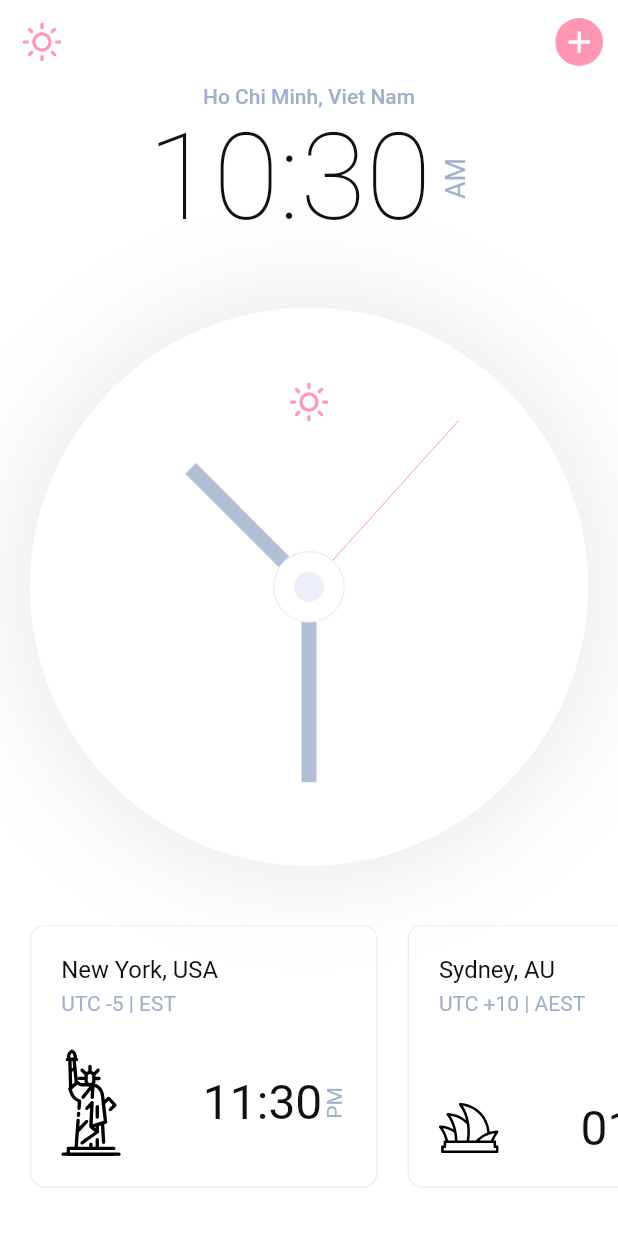
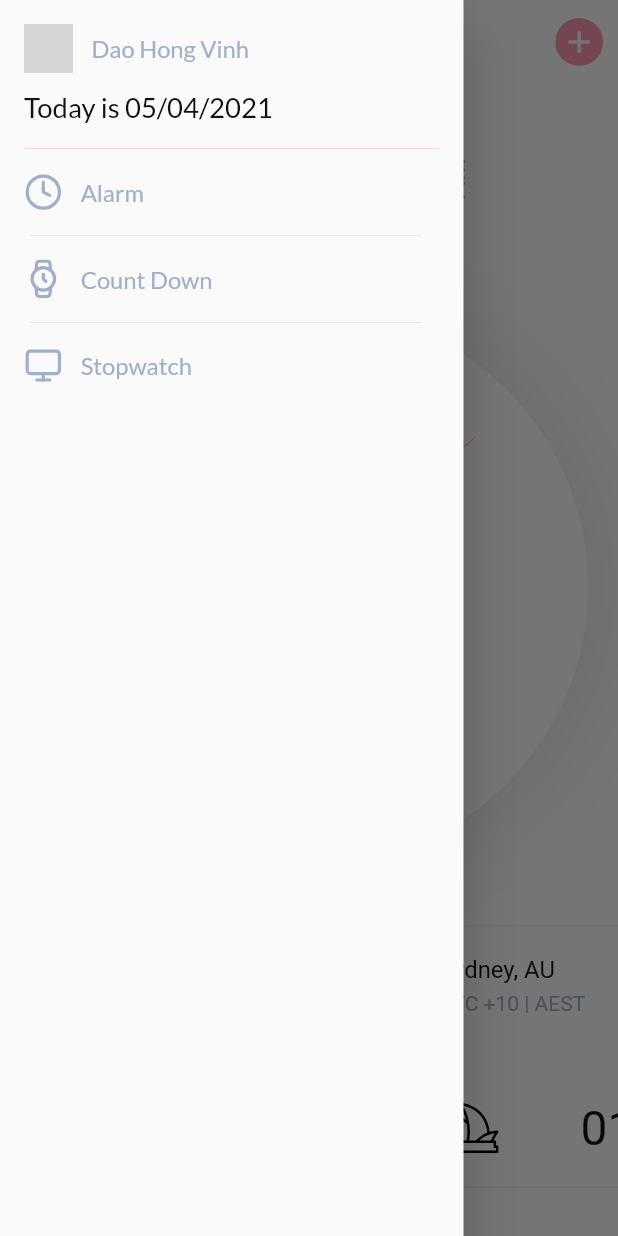
Before and after one commit to lambiengcode/analog-clock, a Flutter app: the screen it shows after launch, with the side drawer open (before the commit the screen has no drawer), on a phone screen of 412 x 824 dp. Run offline on Flutter 3.47's test engine with Material 2 defaults, Android fonts, the phone set to English and light mode, and no system bars; our stand-ins replace flutter_icons, flutter_svg, get, get_storage, google_fonts; network calls fail; grey boxes are pictures that could not be loaded.

```diff
--- a/lib/src/app.dart
+++ b/lib/src/app.dart
@@ -1,5 +1,5 @@
-import 'package:analog_clock/src/models/my_theme_provider.dart';
-import 'package:analog_clock/src/screens/home_screen.dart';
+import 'package:analog_clock/src/pages/home/home_screen.dart';
+import 'package:analog_clock/src/theme/theme_service.dart';
 import 'package:flutter/material.dart';
 import 'package:flutter/services.dart';
 import 'package:provider/provider.dart';
@@ -32,9 +32,6 @@ class _AppState extends State<App> with WidgetsBindingObserver {
 
   @override
   Widget build(BuildContext context) {
-    return ChangeNotifierProvider(
-      create: (_) => MyThemeModel(),
-      child: HomeScreen(),
-    );
+    return HomePage();
   }
 }
--- /dev/null
+++ b/lib/src/pages/drawer/drawer.dart
@@ -0,0 +1,83 @@
+import 'package:analog_clock/src/pages/drawer/widgets/option_line.dart';
+import 'package:analog_clock/src/pages/drawer/widgets/under_line.dart';
+import 'package:analog_clock/src/public/constants.dart';
+import 'package:flutter/material.dart';
+import 'package:flutter_icons/flutter_icons.dart';
+
+class DrawerLayout extends StatefulWidget {
+  @override
+  State<StatefulWidget> createState() => _DrawerLayoutState();
+}
+
+class _DrawerLayoutState extends State<DrawerLayout> {
+  @override
+  Widget build(BuildContext context) {
+    return Container(
+      padding: EdgeInsets.symmetric(horizontal: 16.0),
+      child: ListView(
+        children: [
+          SizedBox(height: 16.0),
+          Row(
+            children: [
+              Container(
+                height: width * .08,
+                width: width * .08,
+                decoration: BoxDecoration(
+                  shape: BoxShape.circle,
+                  image: DecorationImage(
+                    image: NetworkImage(
+                      'https://avatars.githubusercontent.com/u/60530946?v=4',
+                    ),
+                    fit: BoxFit.cover,
+                  ),
+                ),
+              ),
+              SizedBox(width: 12.0),
+              Text(
+                'Dao Hong Vinh',
+                style: TextStyle(
+                  fontSize: width / 26.0,
+                  color: Theme.of(context).iconTheme.color,
+                  fontFamily: 'Lato',
+                  fontWeight: FontWeight.w500,
+                ),
+              ),
+            ],
+          ),
+          SizedBox(height: 12.0),
+          Text(
+            'Today is 05/04/2021',
+            style: TextStyle(
+              fontSize: width / 22.5,
+              color: Theme.of(context).textTheme.headline4.color,
+              fontFamily: 'Lato',
+              fontWeight: FontWeight.w500,
+            ),
+          ),
+          Padding(
+            padding: EdgeInsets.symmetric(vertical: 16.0),
+            child: Divider(
+              color: Theme.of(context).primaryColor,
+              height: .25,
+              thickness: .25,
+            ),
+          ),
+          OptionLine(
+            icon: Feather.clock,
+            title: 'Alarm',
+          ),
+          UnderLine(),
+          OptionLine(
+            icon: Feather.watch,
+            title: 'Count Down',
+          ),
+          UnderLine(),
+          OptionLine(
+            icon: Feather.monitor,
+            title: 'Stopwatch',
+          ),
+        ],
+      ),
+    );
+  }
+}
--- /dev/null
+++ b/lib/src/pages/drawer/widgets/option_line.dart
@@ -0,0 +1,30 @@
+import 'package:analog_clock/src/public/constants.dart';
+import 'package:flutter/material.dart';
+
+class OptionLine extends StatelessWidget {
+  final IconData icon;
+  final String title;
+  OptionLine({this.icon, this.title});
+  @override
+  Widget build(BuildContext context) {
+    return Row(
+      children: [
+        Icon(
+          icon,
+          color: Theme.of(context).iconTheme.color,
+          size: width / 16.0,
+        ),
+        SizedBox(width: 12.0),
+        Text(
+          title,
+          style: TextStyle(
+            fontSize: width / 26.0,
+            color: Theme.of(context).iconTheme.color,
+            fontFamily: 'Lato',
+            fontWeight: FontWeight.w500,
+          ),
+        ),
+      ],
+    );
+  }
+}
--- /dev/null
+++ b/lib/src/pages/drawer/widgets/under_line.dart
@@ -0,0 +1,15 @@
+import 'package:flutter/material.dart';
+
+class UnderLine extends StatelessWidget {
+  @override
+  Widget build(BuildContext context) {
+    return Padding(
+      padding: EdgeInsets.fromLTRB(4.0, 16.0, 12.0, 16.0),
+      child: Divider(
+        color: Theme.of(context).textTheme.headline4.color,
+        height: .05,
+        thickness: .05,
+      ),
+    );
+  }
+}
--- a/lib/src/screens/home_screen.dart
+++ b/lib/src/pages/home/home_screen.dart
@@ -1,14 +1,28 @@
+import 'package:analog_clock/src/pages/drawer/drawer.dart';
+import 'package:analog_clock/src/pages/home/widgets/body.dart';
+import 'package:analog_clock/src/public/constants.dart';
 import 'package:analog_clock/src/public/size_config.dart';
-import 'package:analog_clock/src/screens/components/body.dart';
-import 'package:analog_clock/src/theme/theme_service.dart';
 import 'package:flutter/material.dart';
 import 'package:flutter_icons/flutter_icons.dart';
 
-class HomeScreen extends StatelessWidget {
+class HomePage extends StatelessWidget {
+  final _scaffoldKey = GlobalKey<ScaffoldState>();
+
+  openDrawer() {
+    _scaffoldKey.currentState.openDrawer();
+  }
+
   @override
   Widget build(BuildContext context) {
     SizeConfig().init(context);
     return Scaffold(
+      key: _scaffoldKey,
+      drawer: Container(
+        width: width * .75,
+        child: Drawer(
+          child: DrawerLayout(),
+        ),
+      ),
       appBar: buildAppBar(context),
       body: Body(),
     );
@@ -20,15 +34,11 @@ class HomeScreen extends StatelessWidget {
       elevation: .0,
       leading: IconButton(
         icon: Icon(
-          ThemeService().getThemeMode() == ThemeMode.dark
-              ? Feather.moon
-              : Feather.sun,
-          color: Theme.of(context).primaryColor,
+          Feather.list,
+          color: Theme.of(context).iconTheme.color,
           size: getProportionateScreenWidth(26),
         ),
-        onPressed: () {
-          ThemeService().changeThemeMode();
-        },
+        onPressed: () => openDrawer(),
       ),
       actions: [buildAddButton(context)],
     );
--- /dev/null
+++ b/lib/src/pages/home/widgets/clock.dart
@@ -0,0 +1,84 @@
+import 'dart:async';
+import 'dart:math';
+import 'package:analog_clock/src/public/constants.dart';
+import 'package:analog_clock/src/public/size_config.dart';
+import 'package:analog_clock/src/theme/theme_service.dart';
+import 'package:flutter/material.dart';
+import 'package:flutter_icons/flutter_icons.dart';
+import 'package:provider/provider.dart';
+import 'clock_painter.dart';
+
+class Clock extends StatefulWidget {
+  @override
+  _ClockState createState() => _ClockState();
+}
+
+class _ClockState extends State<Clock> {
+  DateTime _dateTime = DateTime.now();
+  Timer _timer;
+
+  @override
+  void initState() {
+    super.initState();
+    _timer = Timer.periodic(Duration(seconds: 1), (timer) {
+      setState(() {
+        _dateTime = DateTime.now();
+      });
+    });
+  }
+
+  @override
+  void dispose() {
+    _timer.cancel();
+    super.dispose();
+  }
+
+  @override
+  Widget build(BuildContext context) {
+    return Stack(
+      children: [
+        Padding(
+          padding:
+              EdgeInsets.symmetric(horizontal: getProportionateScreenWidth(20)),
+          child: AspectRatio(
+            aspectRatio: 1,
+            child: Container(
+              decoration: BoxDecoration(
+                color: Theme.of(context).colorScheme.surface,
+                shape: BoxShape.circle,
+                boxShadow: [
+                  BoxShadow(
+                    offset: Offset(0, 0),
+                    color: kShadowColor.withOpacity(0.14),
+                    blurRadius: 64,
+                  ),
+                ],
+              ),
+              child: Transform.rotate(
+                angle: -pi / 2,
+                child: CustomPaint(
+                  painter: ClockPainter(context, _dateTime),
+                ),
+              ),
+            ),
+          ),
+        ),
+        Positioned(
+          top: 50,
+          left: 0,
+          right: 0,
+          child: IconButton(
+            icon: Icon(
+              ThemeService().getThemeMode() == ThemeMode.dark
+                  ? Feather.moon
+                  : Feather.sun,
+              color: Theme.of(context).primaryColor,
+              size: getProportionateScreenWidth(26),
+            ),
+            onPressed: () => ThemeService().changeThemeMode(),
+          ),
+        ),
+      ],
+    );
+  }
+}
--- a/lib/src/screens/components/country_card.dart
+++ b/lib/src/pages/home/widgets/country_card.dart
@@ -1,7 +1,6 @@
+import 'package:analog_clock/src/public/size_config.dart';
 import 'package:flutter/material.dart';
 import 'package:flutter_svg/flutter_svg.dart';
-
-import '../../public/size_config.dart';
 
 class CountryCard extends StatelessWidget {
   const CountryCard({
--- a/lib/src/screens/components/time_in_hour_and_minute.dart
+++ b/lib/src/pages/home/widgets/time_in_hour_and_minute.dart
@@ -1,6 +1,6 @@
 import 'dart:async';
+import 'package:analog_clock/src/pages/home/controllers/clock_controller.dart';
 import 'package:analog_clock/src/public/size_config.dart';
-import 'package:analog_clock/src/screens/controllers/clock_controller.dart';
 import 'package:flutter/material.dart';
 import 'package:get/get.dart';
 
--- a/lib/src/public/constants.dart
+++ b/lib/src/public/constants.dart
@@ -1,4 +1,5 @@
 import 'package:flutter/material.dart';
+import 'package:get/get.dart';
 
 // Colors
 const kPrimaryColor = Color(0xFFFF97B3);
@@ -22,3 +23,7 @@ const kTitleTextDarkColor = Colors.white;
 const kShadowColor = Color(0xFF364564);
 
 AppBarTheme appBarTheme = AppBarTheme(color: Colors.transparent, elevation: 0);
+
+// Device Size
+var height = Get.height;
+var width = Get.width;
--- a/lib/src/screens/components/clock.dart
+++ b/lib/src/screens/widgets/clock.dart
@@ -1,13 +1,13 @@
 import 'dart:async';
 import 'dart:math';
 import 'package:analog_clock/src/models/my_theme_provider.dart';
+import 'package:analog_clock/src/pages/widgets/clock_painter.dart';
 import 'package:analog_clock/src/public/constants.dart';
 import 'package:analog_clock/src/public/size_config.dart';
 import 'package:analog_clock/src/theme/theme_service.dart';
 import 'package:flutter/material.dart';
 import 'package:flutter_icons/flutter_icons.dart';
 import 'package:provider/provider.dart';
-import 'clock_painter.dart';
 
 class Clock extends StatefulWidget {
   @override
@@ -62,12 +62,15 @@ class _ClockState extends State<Clock> {
           left: 0,
           right: 0,
           child: Consumer<MyThemeModel>(
-            builder: (context, theme, child) => Icon(
-              ThemeService().getThemeMode() == ThemeMode.dark
-                  ? Feather.moon
-                  : Feather.sun,
-              color: Theme.of(context).primaryColor,
-              size: getProportionateScreenWidth(26),
+            builder: (context, theme, child) => IconButton(
+              icon: Icon(
+                ThemeService().getThemeMode() == ThemeMode.dark
+                    ? Feather.moon
+                    : Feather.sun,
+                color: Theme.of(context).primaryColor,
+                size: getProportionateScreenWidth(26),
+              ),
+              onPressed: () => ThemeService().changeThemeMode(),
             ),
           ),
         ),
```
Also changed, not shown: lib/src/pages/home/controllers/clock_controller.dart (renamed from lib/src/screens/controllers/clock_controller.dart), lib/src/pages/home/widgets/body.dart (renamed from lib/src/screens/components/body.dart), lib/src/pages/home/widgets/clock_painter.dart (renamed from lib/src/screens/components/clock_painter.dart).
